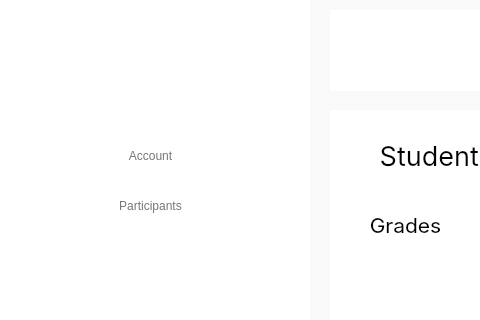
codingburgas/Audo, file Audo/Frontend/Audo/teachergrades.ui: the form before one commit; both pictures show x 0 to 480 and y 0 to 320 of the 1280 by 832 pixel window.
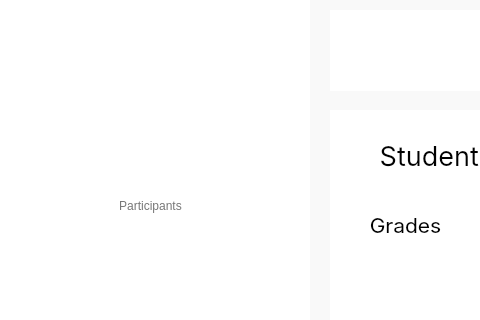
The form after the commit. Icons and pictures are not drawn.

```diff
--- a/Audo/Frontend/Audo/teachergrades.ui
+++ b/Audo/Frontend/Audo/teachergrades.ui
@@ -614,44 +614,6 @@
     <set>Qt::AlignCenter</set>
    </property>
   </widget>
-  <widget class="QPushButton" name="AccountTitle">
-   <property name="geometry">
-    <rect>
-     <x>30</x>
-     <y>130</y>
-     <width>241</width>
-     <height>51</height>
-    </rect>
-   </property>
-   <property name="cursor">
-    <cursorShape>PointingHandCursor</cursorShape>
-   </property>
-   <property name="autoFillBackground">
-    <bool>false</bool>
-   </property>
-   <property name="styleSheet">
-    <string notr="true">QPushButton {
-font: 600 14pt &quot;Roboto Serif SemiBold&quot;;
-background:none;
-border-radius: 10px;
-color: #777777;
-}
-QPushButton:hover {
-font: 600 14pt &quot;Roboto Serif SemiBold&quot;;
-border-radius: 10px;
-color: #000000;
-background-color: #EEEEEE;
- }
-
-</string>
-   </property>
-   <property name="text">
-    <string>Account</string>
-   </property>
-   <property name="flat">
-    <bool>true</bool>
-   </property>
-  </widget>
   <widget class="QLabel" name="ParticipantsIcon">
    <property name="geometry">
     <rect>
```
Left out of the diff: 31 changed lines with no effect on the pictures.
